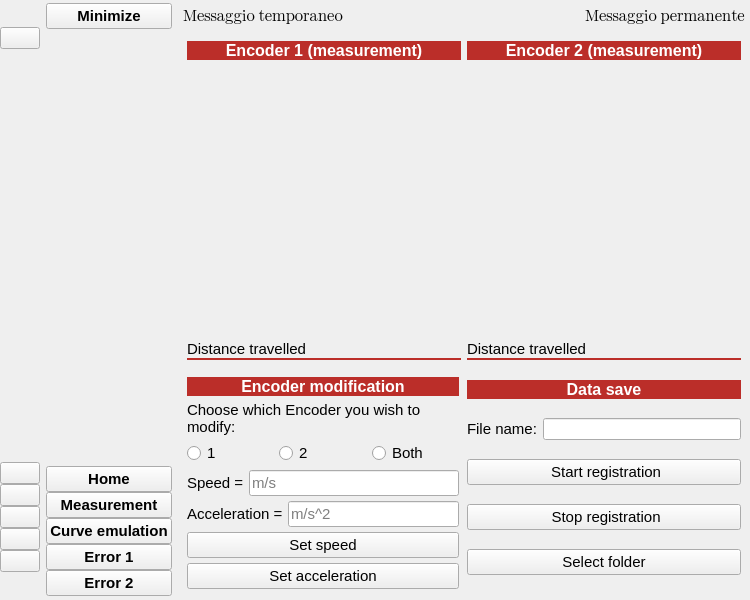
Old version of the form ui/window.ui in the repository saimoncollaku/GITSIM-application.
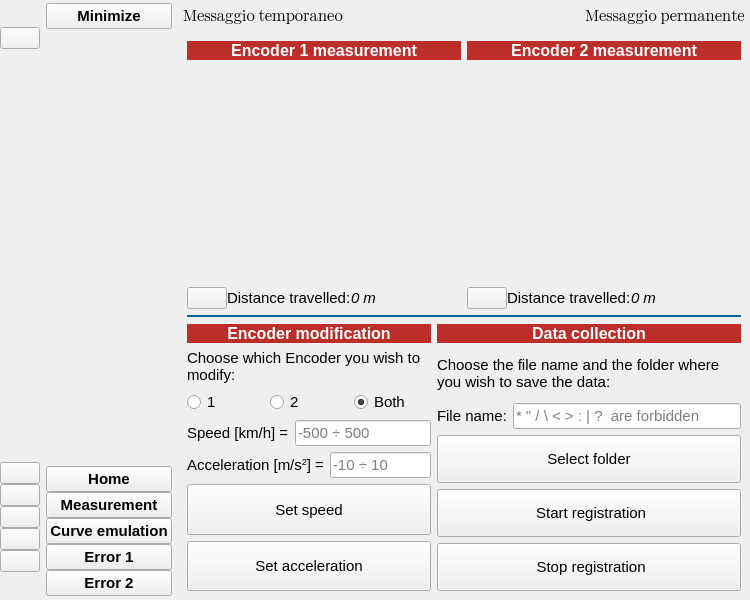
New version of the form. Icons and pictures are not drawn. Custom widgets are drawn as their Qt base class.

Commit message: Nearly finished Measurement tab styling

Diff of the .ui file:
```diff
--- a/ui/window.ui
+++ b/ui/window.ui
@@ -868,7 +868,7 @@
                   <number>0</number>
                  </property>
                  <property name="text">
-                  <string>Encoder 1 (measurement)</string>
+                  <string>Encoder 1 measurement</string>
                  </property>
                  <property name="alignment">
                   <set>Qt::AlignmentFlag::AlignCenter</set>
@@ -885,6 +885,31 @@
                 <widget class="GaugeMeter" name="gauge_meter_1" native="true"/>
                </item>
                <item>
+                <layout class="QHBoxLayout" name="horizontalLayout_17">
+                 <item>
+                  <widget class="QPushButton" name="pushButton_14">
+                   <property name="sizePolicy">
+                    <sizepolicy hsizetype="Maximum" vsizetype="Fixed">
+                     <horstretch>0</horstretch>
+                     <verstretch>0</verstretch>
+                    </sizepolicy>
+                   </property>
+                   <property name="text">
+                    <string/>
+                   </property>
+                   <property name="icon">
+                    <iconset resource="resource.qrc">
+                     <normaloff>:/icon/icon/icons8-reset-64.png</normaloff>:/icon/icon/icons8-reset-64.png</iconset>
+                   </property>
+                   <property name="iconSize">
+                    <size>
+                     <width>25</width>
+                     <height>25</height>
+                    </size>
+                   </property>
+                  </widget>
+                 </item>
+                 <item>
                 <widget class="QLabel" name="label_4">
                  <property name="sizePolicy">
                   <sizepolicy hsizetype="Preferred" vsizetype="Fixed">
@@ -898,7 +923,7 @@
                   </font>
                  </property>
                  <property name="text">
-                  <string>Distance travelled </string>
+                    <string>Distance travelled:</string>
                  </property>
                  <property name="margin">
                   <number>14</number>
@@ -906,20 +931,25 @@
                 </widget>
                </item>
                <item>
-                <widget class="Line" name="line_2">
-                 <property name="styleSheet">
-                  <string notr="true">color:#bb2e29;</string>
-                 </property>
-                 <property name="frameShadow">
-                  <enum>QFrame::Shadow::Plain</enum>
-                 </property>
-                 <property name="lineWidth">
-                  <number>2</number>
-                 </property>
-                 <property name="orientation">
-                  <enum>Qt::Orientation::Horizontal</enum>
-                 </property>
-                </widget>
+                  <widget class="QLabel" name="label_19">
+                   <property name="sizePolicy">
+                    <sizepolicy hsizetype="Preferred" vsizetype="Fixed">
+                     <horstretch>0</horstretch>
+                     <verstretch>0</verstretch>
+                    </sizepolicy>
+                   </property>
+                   <property name="font">
+                    <font>
+                     <pointsize>11</pointsize>
+                     <italic>true</italic>
+                    </font>
+                   </property>
+                   <property name="text">
+                    <string>0 m</string>
+                   </property>
+                  </widget>
+                 </item>
+                </layout>
                </item>
               </layout>
              </item>
@@ -959,7 +989,7 @@
                   <number>0</number>
                  </property>
                  <property name="text">
-                  <string>Encoder 2 (measurement)</string>
+                  <string>Encoder 2 measurement</string>
                  </property>
                  <property name="alignment">
                   <set>Qt::AlignmentFlag::AlignCenter</set>
@@ -976,7 +1006,32 @@
                 <widget class="GaugeMeter" name="gauge_meter_3" native="true"/>
                </item>
                <item>
-                <widget class="QLabel" name="label_6">
+                <layout class="QHBoxLayout" name="horizontalLayout_18">
+                 <item>
+                  <widget class="QPushButton" name="pushButton_15">
+                   <property name="sizePolicy">
+                    <sizepolicy hsizetype="Maximum" vsizetype="Fixed">
+                     <horstretch>0</horstretch>
+                     <verstretch>0</verstretch>
+                    </sizepolicy>
+                   </property>
+                   <property name="text">
+                    <string/>
+                   </property>
+                   <property name="icon">
+                    <iconset resource="resource.qrc">
+                     <normaloff>:/icon/icon/icons8-reset-64.png</normaloff>:/icon/icon/icons8-reset-64.png</iconset>
+                   </property>
+                   <property name="iconSize">
+                    <size>
+                     <width>25</width>
+                     <height>25</height>
+                    </size>
+                   </property>
+                  </widget>
+                 </item>
+                 <item>
+                  <widget class="QLabel" name="label_18">
                  <property name="sizePolicy">
                   <sizepolicy hsizetype="Preferred" vsizetype="Fixed">
                    <horstretch>0</horstretch>
@@ -989,7 +1044,7 @@
                   </font>
                  </property>
                  <property name="text">
-                  <string>Distance travelled </string>
+                    <string>Distance travelled:</string>
                  </property>
                  <property name="margin">
                   <number>14</number>
@@ -997,18 +1052,21 @@
                 </widget>
                </item>
                <item>
-                <widget class="Line" name="line_4">
-                 <property name="styleSheet">
-                  <string notr="true">color:#bb2e29;</string>
-                 </property>
-                 <property name="frameShadow">
-                  <enum>QFrame::Shadow::Plain</enum>
-                 </property>
-                 <property name="lineWidth">
-                  <number>2</number>
-                 </property>
-                 <property name="orientation">
-                  <enum>Qt::Orientation::Horizontal</enum>
+                  <widget class="QLabel" name="label_20">
+                   <property name="sizePolicy">
+                    <sizepolicy hsizetype="Preferred" vsizetype="Fixed">
+                     <horstretch>0</horstretch>
+                     <verstretch>0</verstretch>
+                    </sizepolicy>
+                   </property>
+                   <property name="font">
+                    <font>
+                     <pointsize>11</pointsize>
+                     <italic>true</italic>
+                    </font>
+                   </property>
+                   <property name="text">
+                    <string>0 m</string>
                  </property>
                 </widget>
                </item>
@@ -1016,7 +1074,9 @@
              </item>
             </layout>
            </item>
-           <item row="1" column="1">
+            </layout>
+           </item>
+           <item row="2" column="1">
             <layout class="QVBoxLayout" name="verticalLayout_16">
              <item>
               <widget class="QLabel" name="data_encoder1_title_5">
@@ -1049,7 +1109,7 @@
                 <number>0</number>
                </property>
                <property name="text">
-                <string>Data save</string>
+                <string>Data collection</string>
                </property>
                <property name="alignment">
                 <set>Qt::AlignmentFlag::AlignCenter</set>
@@ -1062,6 +1122,21 @@
                </property>
               </widget>
              </item>
+             <item>
+              <widget class="QLabel" name="label_6">
+               <property name="font">
+                <font>
+                 <pointsize>11</pointsize>
+                </font>
+               </property>
+               <property name="text">
+                <string>Choose the file name and the folder where you wish to save the data:</string>
+               </property>
+               <property name="wordWrap">
+                <bool>true</bool>
+               </property>
+              </widget>
+             </item>
              <item>
               <layout class="QHBoxLayout" name="horizontalLayout_16">
                <item>
@@ -1077,12 +1152,55 @@
                 </widget>
                </item>
                <item>
-                <widget class="QLineEdit" name="lineEdit"/>
+                <widget class="QLineEdit" name="lineEdit">
+                 <property name="font">
+                  <font>
+                   <pointsize>11</pointsize>
+                  </font>
+                 </property>
+                 <property name="placeholderText">
+                  <string>* &quot; / \ &lt; &gt; : | ?  are forbidden</string>
+                 </property>
+                </widget>
                </item>
               </layout>
              </item>
+             <item>
+              <widget class="QPushButton" name="pushButton_13">
+               <property name="sizePolicy">
+                <sizepolicy hsizetype="Minimum" vsizetype="Preferred">
+                 <horstretch>0</horstretch>
+                 <verstretch>0</verstretch>
+                </sizepolicy>
+               </property>
+               <property name="font">
+                <font>
+                 <pointsize>11</pointsize>
+                </font>
+               </property>
+               <property name="text">
+                <string>Select folder</string>
+               </property>
+               <property name="icon">
+                <iconset resource="resource.qrc">
+                 <normaloff>:/icon/icon/icons8-folder-48.png</normaloff>:/icon/icon/icons8-folder-48.png</iconset>
+               </property>
+               <property name="iconSize">
+                <size>
+                 <width>20</width>
+                 <height>20</height>
+                </size>
+               </property>
+              </widget>
+             </item>
              <item>
               <widget class="QPushButton" name="pushButton_11">
+               <property name="sizePolicy">
+                <sizepolicy hsizetype="Minimum" vsizetype="Preferred">
+                 <horstretch>0</horstretch>
+                 <verstretch>0</verstretch>
+                </sizepolicy>
+               </property>
                <property name="font">
                 <font>
                  <pointsize>11</pointsize>
@@ -1091,10 +1209,26 @@
                <property name="text">
                 <string> Start registration</string>
                </property>
+               <property name="icon">
+                <iconset resource="resource.qrc">
+                 <normaloff>:/icon/icon/icons8-play-button-48.png</normaloff>:/icon/icon/icons8-play-button-48.png</iconset>
+               </property>
+               <property name="iconSize">
+                <size>
+                 <width>20</width>
+                 <height>20</height>
+                </size>
+               </property>
               </widget>
              </item>
              <item>
               <widget class="QPushButton" name="pushButton_12">
+               <property name="sizePolicy">
+                <sizepolicy hsizetype="Minimum" vsizetype="Preferred">
+                 <horstretch>0</horstretch>
+                 <verstretch>0</verstretch>
+                </sizepolicy>
+               </property>
                <property name="font">
                 <font>
                  <pointsize>11</pointsize>
@@ -1103,35 +1237,33 @@
                <property name="text">
                 <string> Stop registration</string>
                </property>
-              </widget>
-             </item>
-             <item>
-              <widget class="QPushButton" name="pushButton_13">
-               <property name="font">
-                <font>
-                 <pointsize>11</pointsize>
-                </font>
+               <property name="icon">
+                <iconset resource="resource.qrc">
+                 <normaloff>:/icon/icon/icons8-stop-button-50.png</normaloff>:/icon/icon/icons8-stop-button-50.png</iconset>
                </property>
-               <property name="text">
-                <string>Select folder</string>
+               <property name="iconSize">
+                <size>
+                 <width>20</width>
+                 <height>20</height>
+                </size>
                </property>
               </widget>
              </item>
             </layout>
            </item>
-           <item row="1" column="0">
+           <item row="2" column="0">
             <layout class="QVBoxLayout" name="verticalLayout_8">
              <property name="spacing">
-              <number>5</number>
+              <number>6</number>
              </property>
              <property name="topMargin">
-              <number>10</number>
+              <number>0</number>
              </property>
              <property name="rightMargin">
-              <number>2</number>
+              <number>0</number>
              </property>
              <property name="bottomMargin">
-              <number>2</number>
+              <number>0</number>
              </property>
              <item>
               <widget class="QLabel" name="data_encoder1_title_4">
@@ -1209,6 +1341,9 @@
                    <property name="text">
                     <string>1</string>
                    </property>
+                   <property name="checked">
+                    <bool>false</bool>
+                   </property>
                   </widget>
                  </item>
                  <item>
@@ -1233,6 +1368,9 @@
                    <property name="text">
                     <string>Both</string>
                    </property>
+                   <property name="checked">
+                    <bool>true</bool>
+                   </property>
                   </widget>
                  </item>
                 </layout>
@@ -1249,7 +1387,7 @@
                   </font>
                  </property>
                  <property name="text">
-                  <string>Speed =</string>
+                  <string>Speed [km/h] =</string>
                  </property>
                 </widget>
                </item>
@@ -1261,7 +1399,7 @@
                   </font>
                  </property>
                  <property name="placeholderText">
-                  <string>m/s</string>
+                  <string>-500 ÷ 500</string>
                  </property>
                 </widget>
                </item>
@@ -1277,7 +1415,7 @@
                   </font>
                  </property>
                  <property name="text">
-                  <string>Acceleration =</string>
+                  <string>&lt;html&gt;&lt;head/&gt;&lt;body&gt;&lt;p&gt;Acceleration [m/s&lt;span style=&quot; vertical-align:super;&quot;&gt;2&lt;/span&gt;] =&lt;/p&gt;&lt;/body&gt;&lt;/html&gt;</string>
                  </property>
                 </widget>
                </item>
@@ -1289,7 +1427,7 @@
                   </font>
                  </property>
                  <property name="placeholderText">
-                  <string>m/s^2</string>
+                  <string>-10 ÷ 10</string>
                  </property>
                 </widget>
                </item>
@@ -1297,6 +1435,12 @@
              </item>
              <item>
               <widget class="QPushButton" name="pushButton">
+               <property name="sizePolicy">
+                <sizepolicy hsizetype="Minimum" vsizetype="Preferred">
+                 <horstretch>0</horstretch>
+                 <verstretch>0</verstretch>
+                </sizepolicy>
+               </property>
                <property name="font">
                 <font>
                  <pointsize>11</pointsize>
@@ -1309,6 +1453,12 @@
              </item>
              <item>
               <widget class="QPushButton" name="pushButton_2">
+               <property name="sizePolicy">
+                <sizepolicy hsizetype="Minimum" vsizetype="Preferred">
+                 <horstretch>0</horstretch>
+                 <verstretch>0</verstretch>
+                </sizepolicy>
+               </property>
                <property name="font">
                 <font>
                  <pointsize>11</pointsize>
@@ -1321,6 +1471,25 @@
              </item>
             </layout>
            </item>
+           <item row="1" column="0" colspan="2">
+            <widget class="Line" name="line_5">
+             <property name="styleSheet">
+              <string notr="true">color: #0066a4;</string>
+             </property>
+             <property name="frameShadow">
+              <enum>QFrame::Shadow::Plain</enum>
+             </property>
+             <property name="lineWidth">
+              <number>2</number>
+             </property>
+             <property name="midLineWidth">
+              <number>1</number>
+             </property>
+             <property name="orientation">
+              <enum>Qt::Orientation::Horizontal</enum>
+             </property>
+            </widget>
+           </item>
           </layout>
          </widget>
          <widget class="QWidget" name="page_3"/>
```
Left out of the diff: 3 changed lines with no effect on the pictures. Lines whose indentation alone changed are shown as unchanged. The commit also changes 7 other files.
